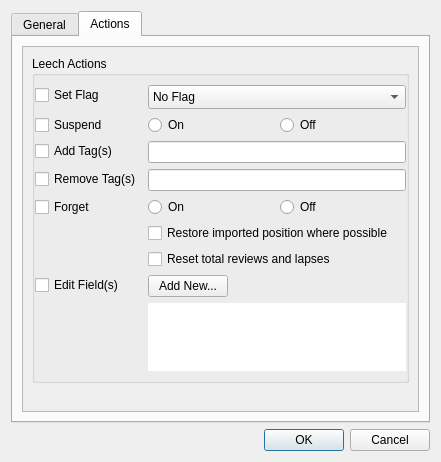
Before: the Qt Designer form res/ui/options_dialog.ui in iamjustkoi/LeechToolkit, drawn with Qt 5.
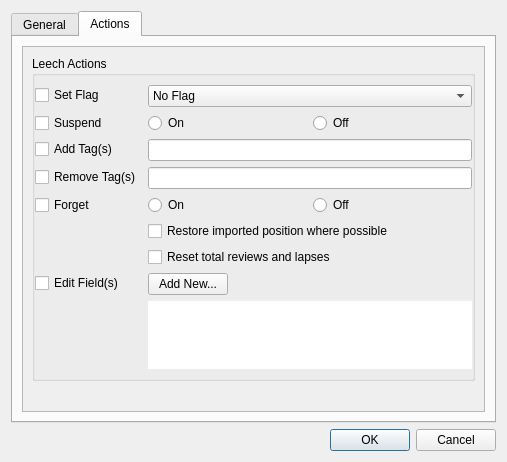
After: the same form once the commit is applied.

Commit message: Implemented field editing options and completely undoable review changes

```diff
--- a/res/ui/options_dialog.ui
+++ b/res/ui/options_dialog.ui
@@ -9,7 +9,7 @@
    <rect>
     <x>0</x>
     <y>0</y>
-    <width>441</width>
+    <width>507</width>
     <height>462</height>
    </rect>
   </property>
@@ -329,7 +329,7 @@
            <rect>
             <x>0</x>
             <y>0</y>
-            <width>397</width>
+            <width>463</width>
             <height>325</height>
            </rect>
           </property>
@@ -376,7 +376,7 @@
                 <item row="0" column="1">
                  <widget class="QComboBox" name="flagDropdown">
                   <property name="sizeAdjustPolicy">
-                   <enum>QComboBox::AdjustToMinimumContentsLengthWithIcon</enum>
+                   <enum>QComboBox::AdjustToContents</enum>
                   </property>
                   <item>
                    <property name="text">
```
Left out of the diff: 2 changed lines with no effect on the pictures. The commit also changes 3 other files.
